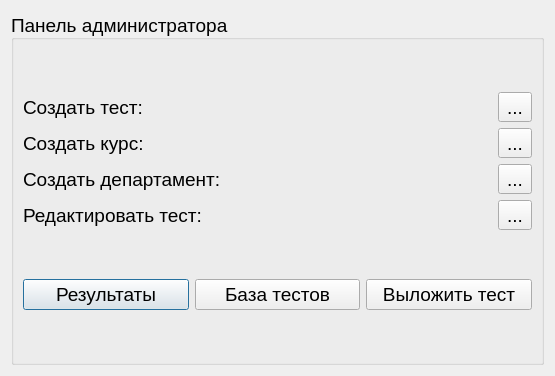
Before: the Qt Designer form adminwindow.ui in Rayzedan/SystemControlStudent, drawn with Qt 5.
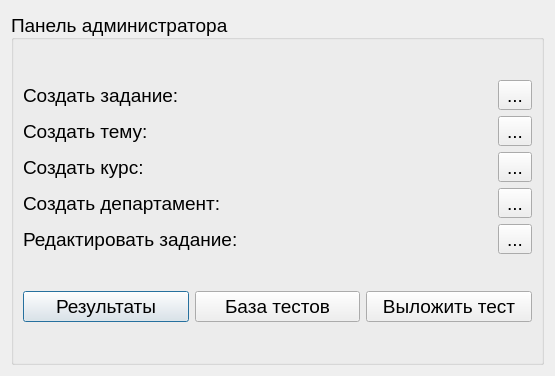
After: the same form once the commit is applied.

Patch:
```diff
--- a/adminwindow.ui
+++ b/adminwindow.ui
@@ -42,7 +42,14 @@
           <item>
            <widget class="QLabel" name="label_2">
             <property name="text">
-             <string>Создать тест:</string>
+             <string>Создать задание:</string>
+            </property>
+           </widget>
+          </item>
+          <item>
+           <widget class="QLabel" name="label">
+            <property name="text">
+             <string>Создать тему:</string>
             </property>
            </widget>
           </item>
@@ -63,7 +70,7 @@
           <item>
            <widget class="QLabel" name="label_4">
             <property name="text">
-             <string>Редактировать тест:</string>
+             <string>Редактировать задание:</string>
             </property>
            </widget>
           </item>
@@ -78,13 +85,6 @@
             </property>
            </widget>
           </item>
-          <item>
-           <widget class="QToolButton" name="toolButton_4">
-            <property name="text">
-             <string>...</string>
-            </property>
-           </widget>
-          </item>
           <item>
            <widget class="QToolButton" name="ButDeppart">
             <property name="text">
@@ -92,6 +92,20 @@
             </property>
            </widget>
           </item>
+          <item>
+           <widget class="QToolButton" name="toolButton_4">
+            <property name="text">
+             <string>...</string>
+            </property>
+           </widget>
+          </item>
+          <item>
+           <widget class="QToolButton" name="toolButton_3">
+            <property name="text">
+             <string>...</string>
+            </property>
+           </widget>
+          </item>
           <item>
            <widget class="QToolButton" name="toolButton_2">
             <property name="text">
```
